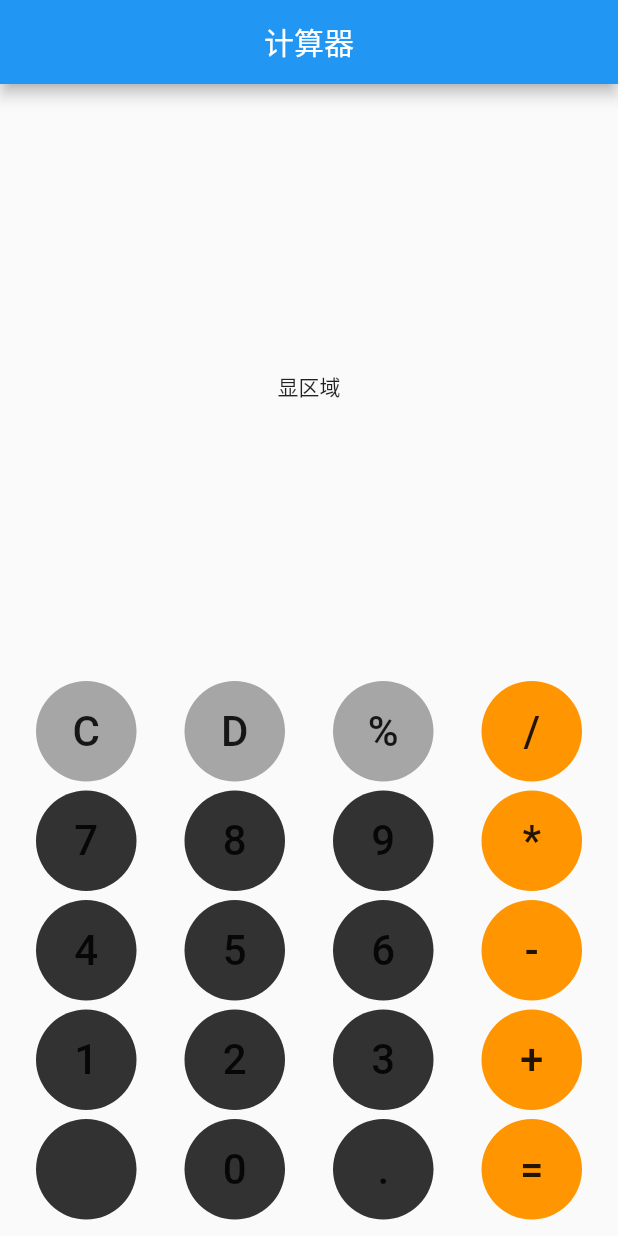
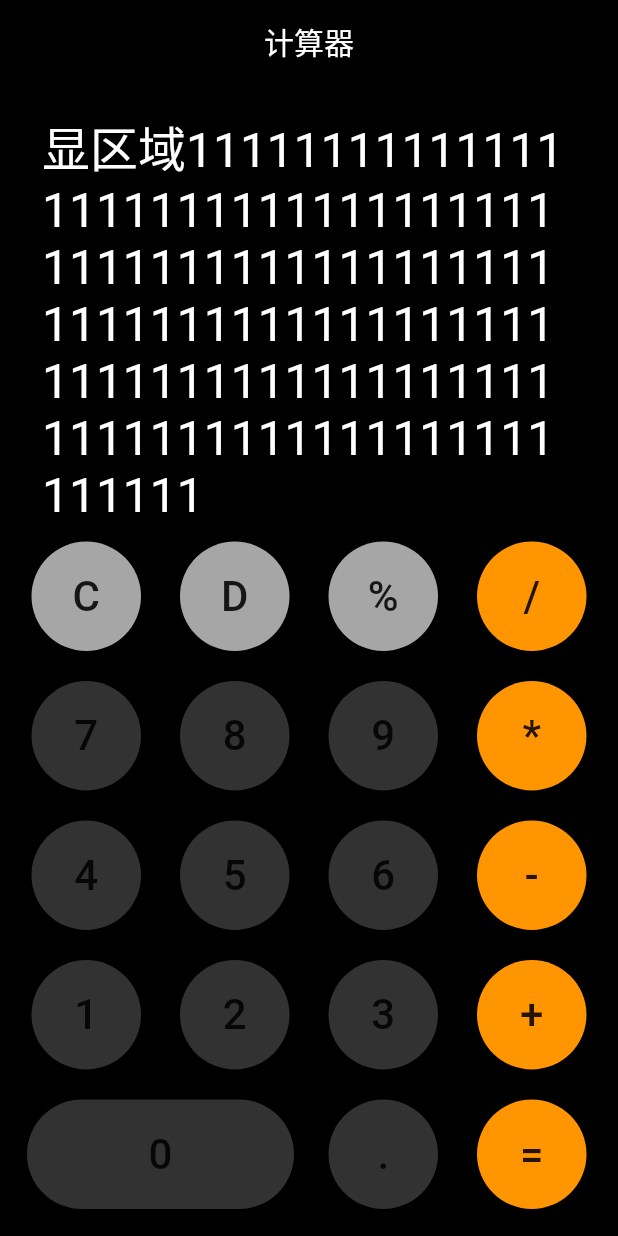
Before and after one commit to ShangZH85/calculator_app, a Flutter app: the screen it shows after launch, on a phone screen of 412 x 824 dp. Run offline on Flutter 3.47's test engine with Material 2 defaults, Android fonts, the phone set to English and light mode, and no system bars.

Commit message:
pref:完善界面设计

```diff
--- a/lib/Interface.dart
+++ b/lib/Interface.dart
@@ -11,7 +11,7 @@ class interfacePage extends StatelessWidget {
     "7", "8", "9", "*", //
     "4", "5", "6", "-", //
     "1", "2", "3", "+", //
-    " ", "0", ".", "=", //
+    "", "0", ".", "=", //
   ];
 
   static const TKeys = [
@@ -31,8 +31,10 @@ class interfacePage extends StatelessWidget {
   @override
   Widget build(BuildContext context) {
     return Scaffold(
+      backgroundColor: PAGE_COLOR,
       appBar: AppBar(
         title: Text("计算器"),
+        backgroundColor: PAGE_COLOR,
         centerTitle: true,
       ),
       body: Padding(
@@ -41,7 +43,22 @@ class interfacePage extends StatelessWidget {
           child: Center(
               child: Column(
             children: <Widget>[
-              Expanded(child: Center(child: Text("显区域"))),
+              Expanded(
+                  child: SingleChildScrollView(
+                    child: Padding(
+                padding:
+                      const EdgeInsets.symmetric(horizontal: 20, vertical: 10),
+                child: Align(
+                      alignment: Alignment.bottomRight,
+                      child: Text(
+                        "显区域1111111111111111111111111111111111111111111111111111111111111111111111111111111111111111111111111111111111111111111",
+                        style: TextStyle(
+                          color: Colors.white,
+                          fontSize: 32,
+                        ),
+                      )),
+              ),
+                  )),
               Container(child: Center(child: _buildBtns()))
             ],
           )),
@@ -55,6 +72,7 @@ class interfacePage extends StatelessWidget {
       flex: flex,
       child: FlatButton(
         onPressed: () => 0,
+        padding: EdgeInsets.all(0.0),
         child: Container(
           decoration: BoxDecoration(
               color: TKeys.contains(num)
@@ -64,6 +82,7 @@ class interfacePage extends StatelessWidget {
               borderRadius:
                   flex > 1 ? BorderRadius.all(Radius.circular(1000.0)) : null),
           padding: EdgeInsets.all(20.0),
+          margin: EdgeInsets.all(10.0),
           child: Center(
               child: Text(
             "$num",
@@ -79,10 +98,18 @@ class interfacePage extends StatelessWidget {
 
     List<Widget> btns = [];
 
+    int flex = 1;
+
     for (int i = 0; i < NKeys.length; i++) {
       String key = NKeys[i];
-      Widget b = buildFlatButton(key);
-      btns.add(b);
+      if (key.isEmpty) {
+        flex++;
+        continue;
+      } else {
+        Widget b = buildFlatButton(key, flex: flex);
+        btns.add(b);
+        flex = 1;
+      }
       if ((i + 1) % 4 == 0) {
         rows.add(Row(
           children: btns,
```
